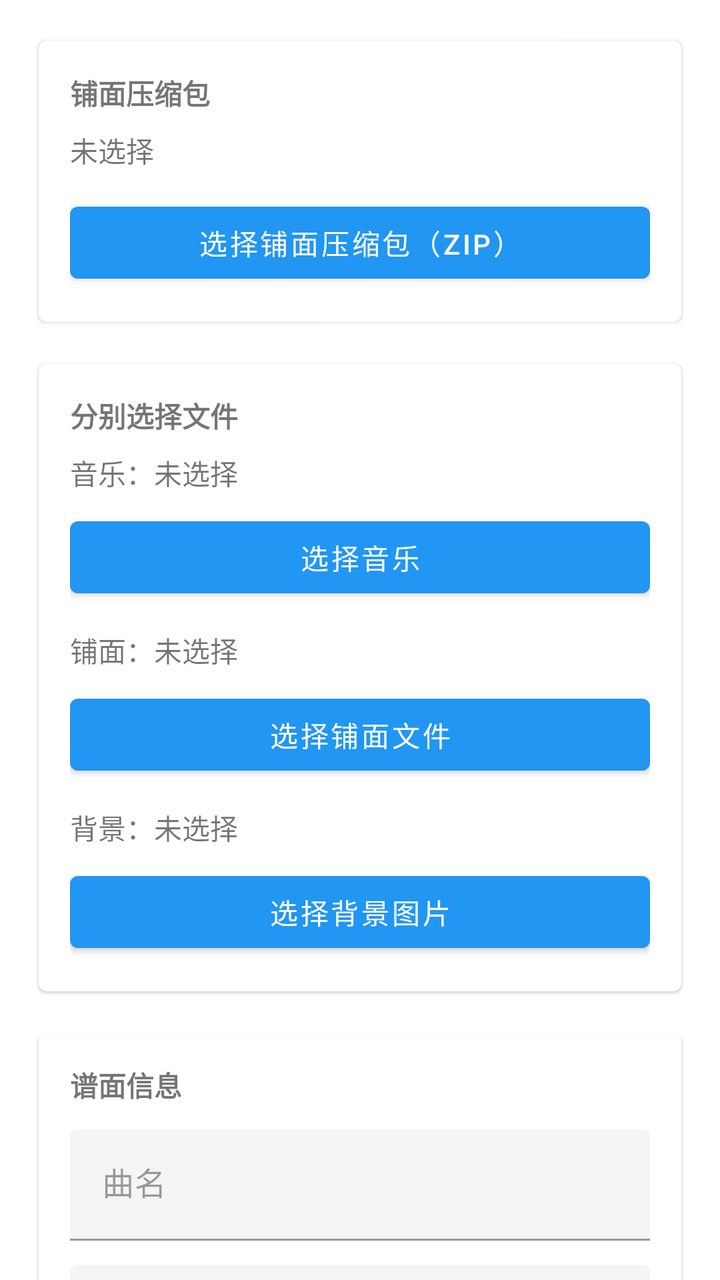
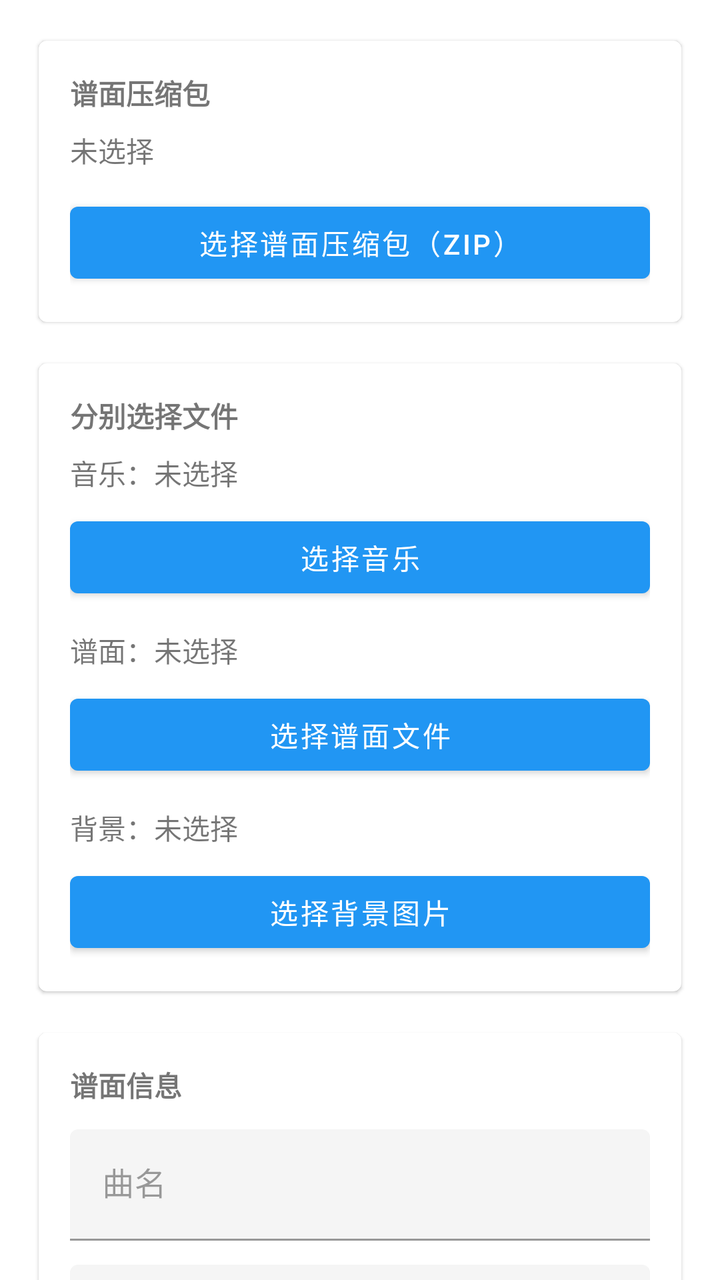

An Android layout rendered at two revisions. The XML below is the earlier revision; the diff shows what the commit changed to produce the second picture.
<!-- AndroidManifest.xml: application theme Theme.JSRhythmDemo.NoActionBar -->
<!-- res/layout/fragment_select_chart.xml -->
<?xml version="1.0" encoding="utf-8"?>
<androidx.core.widget.NestedScrollView xmlns:android="http://schemas.android.com/apk/res/android"
    xmlns:app="http://schemas.android.com/apk/res-auto"
    android:layout_width="match_parent"
    android:layout_height="match_parent"
    android:clipToPadding="false"
    android:paddingBottom="96dp">

    <LinearLayout
        android:layout_width="match_parent"
        android:layout_height="wrap_content"
        android:orientation="vertical"
        android:padding="16dp">

        <com.google.android.material.card.MaterialCardView
            android:layout_width="match_parent"
            android:layout_height="wrap_content"
            android:layout_marginBottom="12dp"
            app:cardUseCompatPadding="true">

            <LinearLayout
                android:layout_width="match_parent"
                android:layout_height="wrap_content"
                android:orientation="vertical"
                android:padding="16dp">

                <TextView
                    android:layout_width="match_parent"
                    android:layout_height="wrap_content"
                    android:text="铺面压缩包"
                    android:textStyle="bold" />

                <TextView
                    android:id="@+id/tv_pack_status"
                    android:layout_width="match_parent"
                    android:layout_height="wrap_content"
                    android:layout_marginTop="8dp"
                    android:text="未选择" />

                <com.google.android.material.button.MaterialButton
                    android:id="@+id/btn_pick_zip"
                    android:layout_width="match_parent"
                    android:layout_height="wrap_content"
                    android:layout_marginTop="12dp"
                    android:text="选择铺面压缩包（zip）" />
            </LinearLayout>
        </com.google.android.material.card.MaterialCardView>

        <com.google.android.material.card.MaterialCardView
            android:layout_width="match_parent"
            android:layout_height="wrap_content"
            android:layout_marginBottom="12dp"
            app:cardUseCompatPadding="true">

            <LinearLayout
                android:layout_width="match_parent"
                android:layout_height="wrap_content"
                android:orientation="vertical"
                android:padding="16dp">

                <TextView
                    android:layout_width="match_parent"
                    android:layout_height="wrap_content"
                    android:text="分别选择文件"
                    android:textStyle="bold" />

                <TextView
                    android:id="@+id/tv_music"
                    android:layout_width="match_parent"
                    android:layout_height="wrap_content"
                    android:layout_marginTop="8dp"
                    android:text="音乐：未选择" />

                <com.google.android.material.button.MaterialButton
                    android:id="@+id/btn_pick_music"
                    android:layout_width="match_parent"
                    android:layout_height="wrap_content"
                    android:layout_marginTop="8dp"
                    android:text="选择音乐" />

                <TextView
                    android:id="@+id/tv_chart"
                    android:layout_width="match_parent"
                    android:layout_height="wrap_content"
                    android:layout_marginTop="12dp"
                    android:text="铺面：未选择" />

                <com.google.android.material.button.MaterialButton
                    android:id="@+id/btn_pick_chart"
                    android:layout_width="match_parent"
                    android:layout_height="wrap_content"
                    android:layout_marginTop="8dp"
                    android:text="选择铺面文件" />

                <TextView
                    android:id="@+id/tv_bg"
                    android:layout_width="match_parent"
                    android:layout_height="wrap_content"
                    android:layout_marginTop="12dp"
                    android:text="背景：未选择" />

                <com.google.android.material.button.MaterialButton
                    android:id="@+id/btn_pick_bg"
                    android:layout_width="match_parent"
                    android:layout_height="wrap_content"
                    android:layout_marginTop="8dp"
                    android:text="选择背景图片" />
            </LinearLayout>
        </com.google.android.material.card.MaterialCardView>

        <com.google.android.material.card.MaterialCardView
            android:layout_width="match_parent"
            android:layout_height="wrap_content"
            app:cardUseCompatPadding="true">

            <LinearLayout
                android:layout_width="match_parent"
                android:layout_height="wrap_content"
                android:orientation="vertical"
                android:padding="16dp">

                <TextView
                    android:layout_width="match_parent"
                    android:layout_height="wrap_content"
                    android:text="谱面信息"
                    android:textStyle="bold" />

                <com.google.android.material.textfield.TextInputLayout
                    android:id="@+id/til_song_name"
                    android:layout_width="match_parent"
                    android:layout_height="wrap_content"
                    android:layout_marginTop="12dp"
                    android:enabled="false"
                    app:hintEnabled="true"
                    app:hintTextAppearance="@style/TextAppearance.MaterialComponents.Body2">

                    <com.google.android.material.textfield.TextInputEditText
                        android:id="@+id/et_song_name"
                        android:layout_width="match_parent"
                        android:layout_height="wrap_content"
                        android:hint="曲名" />
                </com.google.android.material.textfield.TextInputLayout>

                <com.google.android.material.textfield.TextInputLayout
                    android:id="@+id/til_difficulty"
                    android:layout_width="match_parent"
                    android:layout_height="wrap_content"
                    android:layout_marginTop="12dp"
                    android:enabled="false"
                    app:hintEnabled="true"
                    app:hintTextAppearance="@style/TextAppearance.MaterialComponents.Body2">

                    <com.google.android.material.textfield.TextInputEditText
                        android:id="@+id/et_difficulty"
                        android:layout_width="match_parent"
                        android:layout_height="wrap_content"
                        android:hint="难度" />
                </com.google.android.material.textfield.TextInputLayout>

                <com.google.android.material.textfield.TextInputLayout
                    android:layout_width="match_parent"
                    android:layout_height="wrap_content"
                    android:layout_marginTop="12dp"
                    app:hintEnabled="true">

                    <com.google.android.material.textfield.TextInputEditText
                        android:id="@+id/et_chart_offset_ms"
                        android:layout_width="match_parent"
                        android:layout_height="wrap_content"
                        android:hint="铺面偏移（ms）"
                        android:inputType="numberSigned" />
                </com.google.android.material.textfield.TextInputLayout>
            </LinearLayout>
        </com.google.android.material.card.MaterialCardView>
    </LinearLayout>

</androidx.core.widget.NestedScrollView>
<!-- resources referenced by this layout -->
<resources>
  <style name="Theme.JSRhythmDemo.NoActionBar" parent="Theme.MaterialComponents.DayNight.NoActionBar">
          <item name="android:windowFullscreen">true</item>
          <item name="colorPrimary">@color/primary_color</item>
          <item name="colorPrimaryVariant">@color/dark_primary_color</item>
          <item name="colorSecondary">@color/accent_color</item>
          <item name="colorSecondaryVariant">@color/accent_color</item>
          <item name="colorOnPrimary">@color/text_icons</item>
          <item name="colorOnSecondary">@color/primary_text</item>
      </style>
  <color name="primary_color">#2196F3</color>
  <color name="dark_primary_color">#1976D2</color>
  <color name="accent_color">#FFC107</color>
  <color name="text_icons">#FFFFFF</color>
  <color name="primary_text">#212121</color>
</resources>

<!-- the commit's change to res/layout/fragment_select_chart.xml (unified diff, before → after) -->
@@ -27,7 +27,7 @@
                 <TextView
                     android:layout_width="match_parent"
                     android:layout_height="wrap_content"
-                    android:text="铺面压缩包"
+                    android:text="谱面压缩包"
                     android:textStyle="bold" />
 
                 <TextView
@@ -42,7 +42,7 @@
                     android:layout_width="match_parent"
                     android:layout_height="wrap_content"
                     android:layout_marginTop="12dp"
-                    android:text="选择铺面压缩包（zip）" />
+                    android:text="选择谱面压缩包（zip）" />
             </LinearLayout>
         </com.google.android.material.card.MaterialCardView>
 
@@ -83,14 +83,14 @@
                     android:layout_width="match_parent"
                     android:layout_height="wrap_content"
                     android:layout_marginTop="12dp"
-                    android:text="铺面：未选择" />
+                    android:text="谱面：未选择" />
 
                 <com.google.android.material.button.MaterialButton
                     android:id="@+id/btn_pick_chart"
                     android:layout_width="match_parent"
                     android:layout_height="wrap_content"
                     android:layout_marginTop="8dp"
-                    android:text="选择铺面文件" />
+                    android:text="选择谱面文件" />
 
                 <TextView
                     android:id="@+id/tv_bg"
@@ -167,7 +167,7 @@
                         android:id="@+id/et_chart_offset_ms"
                         android:layout_width="match_parent"
                         android:layout_height="wrap_content"
-                        android:hint="铺面偏移（ms）"
+                        android:hint="谱面偏移（ms）"
                         android:inputType="numberSigned" />
                 </com.google.android.material.textfield.TextInputLayout>
             </LinearLayout>
